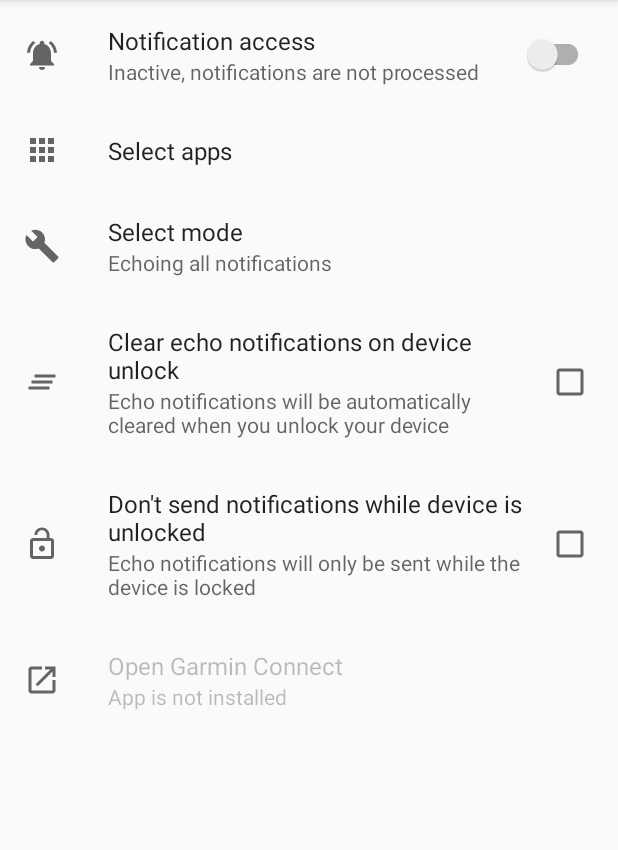
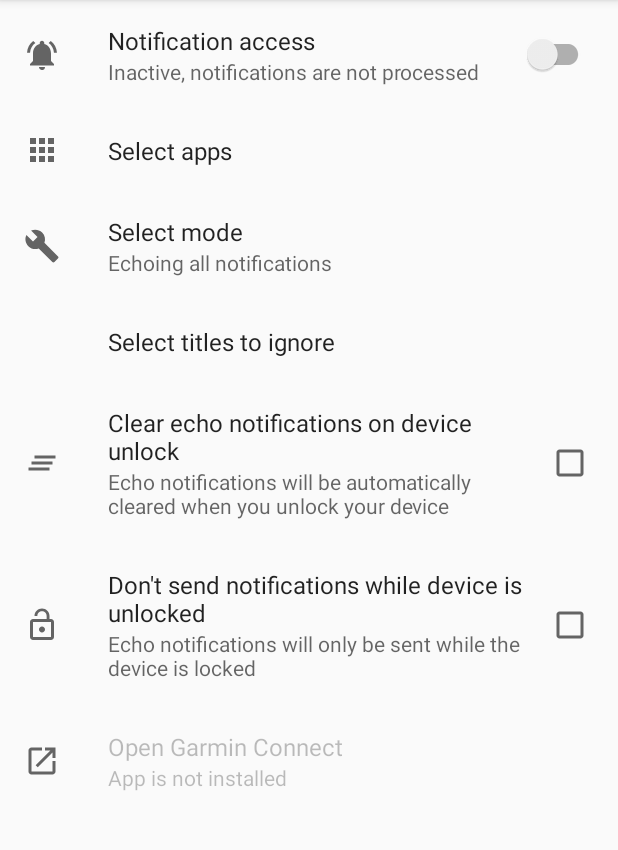
Before and after one commit to SilverTuxedo/Conveyor, an Android app: the screen it shows after launch (MainActivity), on a phone screen of 412 x 824 dp, the part 84-934 px from its top. Run offline under Robolectric (Android 15) with nearby library versions, the phone set to English and light mode, and no system bars; our stand-ins replace androidx.preference; 3 statements that could not run were skipped.

```diff
--- a/app/src/main/java/com/talmar/conveyor/SettingsFragment.java
+++ b/app/src/main/java/com/talmar/conveyor/SettingsFragment.java
@@ -11,6 +11,7 @@ import android.util.Pair;
 import androidx.annotation.Nullable;
 import androidx.preference.CheckBoxPreference;
 import androidx.preference.DropDownPreference;
+import androidx.preference.EditTextPreference;
 import androidx.preference.MultiSelectListPreference;
 import androidx.preference.Preference;
 import androidx.preference.PreferenceFragmentCompat;
@@ -48,6 +49,7 @@ public class SettingsFragment extends PreferenceFragmentCompat {
     private CheckBoxPreference m_clearNotificationsOnUnlockCheckBox;
     private Preference m_openGarminConnectPreference;
     private DropDownPreference m_modePreference;
+    private EditTextPreference m_titles_to_ignore;
 
     private AlertDialog m_batteryOptimizationDialog;
 
@@ -66,12 +68,14 @@ public class SettingsFragment extends PreferenceFragmentCompat {
         m_clearNotificationsOnUnlockCheckBox = findPreference("clear_notifications_on_unlock");
         m_openGarminConnectPreference = findPreference("open_garmin_connect");
         m_modePreference = findPreference("mode");
+        m_titles_to_ignore = findPreference("titles_to_ignore");
 
         assert null != m_hasNotificationAccessSwitch;
         assert null != m_selectedAppsPreference;
         assert null != m_clearNotificationsOnUnlockCheckBox;
         assert null != m_openGarminConnectPreference;
         assert null != m_modePreference;
+        assert null != m_titles_to_ignore;
 
         populateAppListPreference(m_selectedAppsPreference);
         pruneUninstalledAppsFromPreference(m_selectedAppsPreference);
@@ -177,9 +181,9 @@ public class SettingsFragment extends PreferenceFragmentCompat {
                 });
         alertDialogBuilder.setNegativeButton(R.string.cancel,
                 (dialog, id) -> Snackbar.make(
-                        SettingsFragment.this.requireView(),
-                        R.string.notification_access_missing_warning,
-                        Snackbar.LENGTH_LONG)
+                                SettingsFragment.this.requireView(),
+                                R.string.notification_access_missing_warning,
+                                Snackbar.LENGTH_LONG)
                         .show());
         return alertDialogBuilder.create();
     }
--- a/app/src/main/java/com/talmar/conveyor/services/NotificationService.java
+++ b/app/src/main/java/com/talmar/conveyor/services/NotificationService.java
@@ -14,6 +14,7 @@ import androidx.core.app.NotificationManagerCompat;
 
 import com.talmar.conveyor.BuildConfig;
 import com.talmar.conveyor.NotificationEchoing;
+import com.talmar.conveyor.notificationFilters.BlackListFilter;
 import com.talmar.conveyor.notificationFilters.CategoryFilter;
 import com.talmar.conveyor.notificationFilters.INotificationFilter;
 import com.talmar.conveyor.notificationFilters.ModeFilter;
@@ -52,7 +53,8 @@ public class NotificationService extends NotificationListenerService {
                 new NullContentFilter(),
                 new SelectedAppsFilter(sharedPreferences),
                 new UserPresenceFilter(this, sharedPreferences),
-                new ModeFilter(sharedPreferences)
+                new ModeFilter(sharedPreferences),
+                new BlackListFilter(sharedPreferences),
         };
     }
 
--- a/app/src/main/res/values/strings.xml
+++ b/app/src/main/res/values/strings.xml
@@ -32,4 +32,5 @@
     <string name="mode_all_notifications_description">Echoing all notifications</string>
     <string name="mode_groups_only_description">Echoing group messages only</string>
     <string name="mode_direct_only_description">Echoing direct messages only</string>
+    <string name="select_titles_to_ignore">Select titles to ignore</string>
 </resources>
--- a/app/src/main/res/xml/preferences.xml
+++ b/app/src/main/res/xml/preferences.xml
@@ -21,6 +21,11 @@
         android:icon="@drawable/ic_baseline_build_24"
         app:title="@string/select_mode_title"
         app:summary="@string/mode_all_notifications_description" />
+
+    <EditTextPreference
+        app:icon="?android:attr/fingerprintAuthDrawable"
+        app:key="titles_to_ignore"
+        app:title="@string/select_titles_to_ignore" />
 
     <CheckBoxPreference
         app:key="clear_notifications_on_unlock"
```
Also changed, not shown: app/src/main/java/com/talmar/conveyor/notificationFilters/BlackListFilter.java (added, +62 -0 lines).
